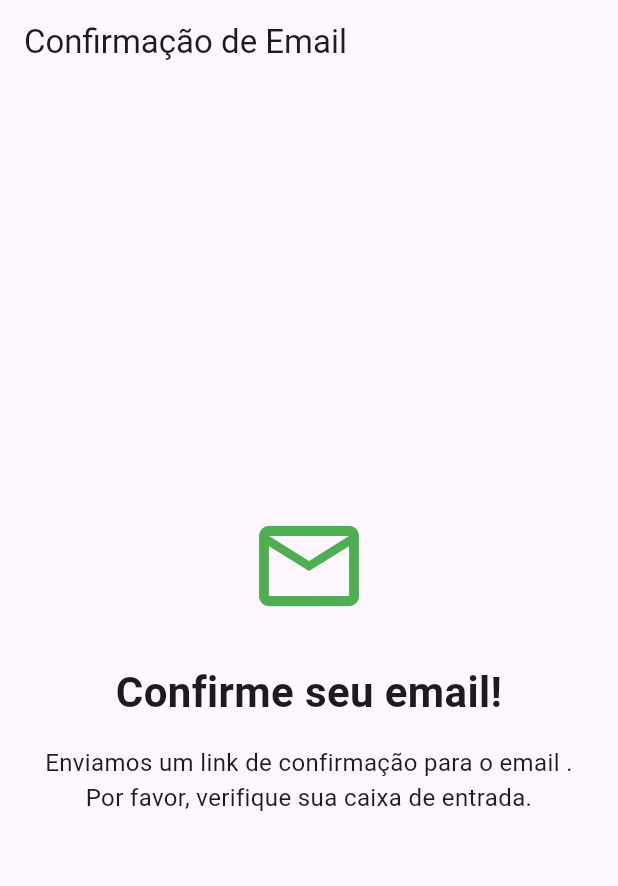
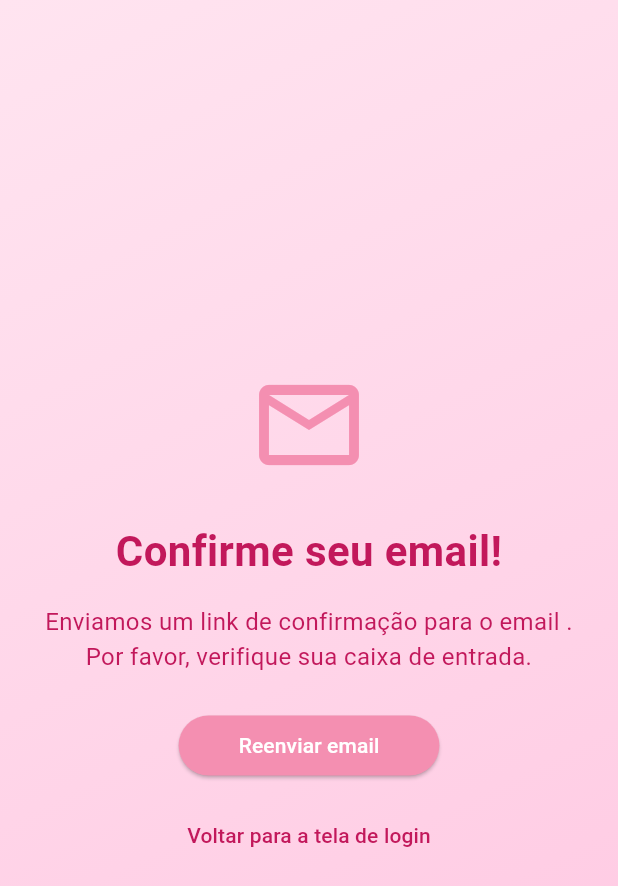
Before and after one commit to leticiare/bloom, a Flutter app: the EmailConfirmationScreen screen opened directly with empty values, on a phone screen of 412 x 824 dp. Shown: the top 886 px of the screen. Run offline on Flutter 3.47's test engine with Material 3 defaults, Android fonts, the phone set to English and light mode, and no system bars; our stand-ins replace shared_preferences; accounts and stored records are empty.

Commit message:
style: tela de confirmação de email dentro da identidade visual

```diff
--- a/bloom-app/lib/src/modules/auth/create_account/email_confirmation_screen.dart
+++ b/bloom-app/lib/src/modules/auth/create_account/email_confirmation_screen.dart
@@ -1,5 +1,8 @@
 // lib/email_confirmation_screen.dart
+
 import 'package:flutter/material.dart';
+import 'package:app/src/core/theme/app_colors.dart';
+import 'package:app/src/modules/auth/login/login_screen.dart';
 
 class EmailConfirmationScreen extends StatelessWidget {
   final String email;
@@ -8,30 +11,84 @@ class EmailConfirmationScreen extends StatelessWidget {
   @override
   Widget build(BuildContext context) {
     return Scaffold(
-      appBar: AppBar(
-        title: const Text('Confirmação de Email'),
-        automaticallyImplyLeading: false, // Remove a seta de voltar
+      body: Container(
+        decoration: const BoxDecoration(
+          gradient: LinearGradient(
+            colors: [Color(0xFFFFE4F0), Color(0xFFFFC6E1)],
+            begin: Alignment.topLeft,
+            end: Alignment.bottomRight,
           ),
-      body: Center(
+        ),
+        child: Center(
           child: Padding(
             padding: const EdgeInsets.all(24.0),
             child: Column(
               mainAxisAlignment: MainAxisAlignment.center,
               children: [
-              const Icon(Icons.email_outlined, size: 80, color: Colors.green),
+                // Ícone com a cor da sua paleta
+                const Icon(
+                  Icons.email_outlined,
+                  size: 80,
+                  color: AppColors.mediumPink,
+                ),
                 const SizedBox(height: 24),
+                // Título com a cor da sua paleta
                 const Text(
                   'Confirme seu email!',
-                style: TextStyle(fontSize: 28, fontWeight: FontWeight.bold),
+                  style: TextStyle(
+                    fontSize: 28,
+                    fontWeight: FontWeight.bold,
+                    color: AppColors.depperPink,
+                  ),
                   textAlign: TextAlign.center,
                 ),
                 const SizedBox(height: 16),
+                // Descrição com a cor da sua paleta
                 Text(
                   'Enviamos um link de confirmação para o email $email. Por favor, verifique sua caixa de entrada.',
-                style: const TextStyle(fontSize: 16),
+                  style: const TextStyle(
+                    fontSize: 16,
+                    color: AppColors.depperPink,
+                  ),
                   textAlign: TextAlign.center,
                 ),
+                const SizedBox(height: 24),
+                ElevatedButton(
+                  onPressed: () {
+                    // Lógica para reenviar o email
+                  },
+                  style: ElevatedButton.styleFrom(
+                    backgroundColor: AppColors.mediumPink,
+                    foregroundColor: Colors.white,
+                    shape: RoundedRectangleBorder(
+                      borderRadius: BorderRadius.circular(25.0),
+                    ),
+                  ),
+                  child: const Padding(
+                    padding: EdgeInsets.symmetric(
+                      horizontal: 16.0,
+                      vertical: 8.0,
+                    ),
+                    child: Text('Reenviar email'),
+                  ),
+                ),
+                const SizedBox(height: 12),
+                TextButton(
+                  onPressed: () {
+                    Navigator.of(context).pushAndRemoveUntil(
+                      MaterialPageRoute(
+                        builder: (context) => const LoginScreen(),
+                      ),
+                      (Route<dynamic> route) => false,
+                    );
+                  },
+                  style: TextButton.styleFrom(
+                    foregroundColor: AppColors.depperPink,
+                  ),
+                  child: const Text('Voltar para a tela de login'),
+                ),
               ],
+            ),
           ),
         ),
       ),
```
Lines whose indentation alone changed are shown as unchanged.
